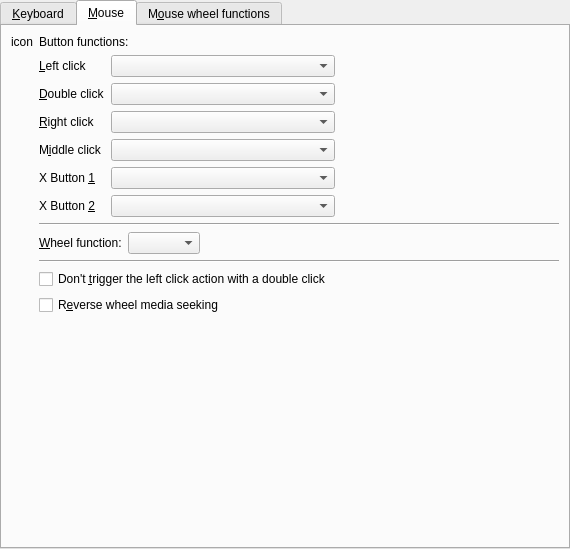
The window that src/prefinput.ui (smplayer-dev/smplayer) describes before a commit, drawn with Qt 5.
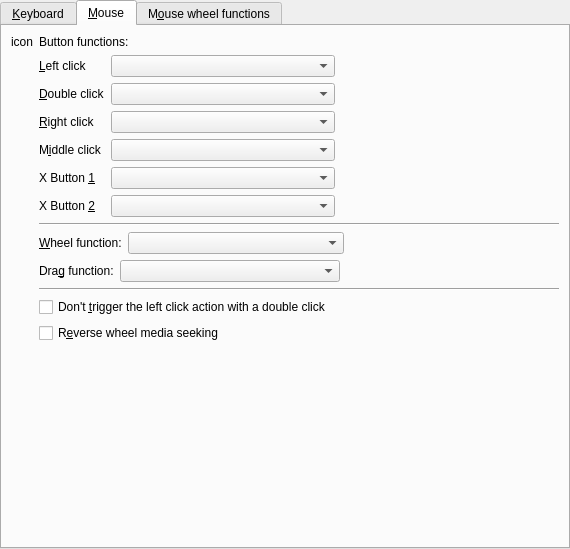
The same window after the commit. The open tabs and pages were chosen to show the change. Custom widgets are drawn as their Qt base class.

Commit message: * The option "Move the window when the video area is dragged" in   Preferences -> Interface has been removed. * New option in Preferences -> Keyboard and mouse to specify the   function to when the mouse is dragged.

The edit to the form file:
```diff
--- a/src/prefinput.ui
+++ b/src/prefinput.ui
@@ -85,8 +85,8 @@
       <attribute name="title">
        <string>&amp;Mouse</string>
       </attribute>
-      <layout class="QHBoxLayout">
-       <item>
+      <layout class="QGridLayout" name="gridLayout">
+       <item row="0" column="0" rowspan="8">
         <layout class="QVBoxLayout">
          <property name="spacing">
           <number>6</number>
@@ -128,9 +128,7 @@
          </item>
         </layout>
        </item>
-       <item>
-        <layout class="QVBoxLayout">
-         <item>
+       <item row="0" column="1">
           <layout class="QGridLayout">
            <item row="0" column="0" colspan="2">
             <widget class="QLabel" name="textLabel1_16">
@@ -265,7 +263,7 @@
            </item>
           </layout>
          </item>
-         <item>
+       <item row="1" column="1">
           <widget class="Line" name="line7">
            <property name="sizePolicy">
             <sizepolicy hsizetype="Expanding" vsizetype="Fixed">
@@ -284,7 +282,7 @@
            </property>
           </widget>
          </item>
-         <item>
+       <item row="2" column="1">
           <layout class="QHBoxLayout">
            <item>
             <widget class="QLabel" name="textLabel2_8">
@@ -302,7 +300,7 @@
            <item>
             <widget class="QComboBox" name="wheel_function_combo">
              <property name="sizePolicy">
-              <sizepolicy hsizetype="Preferred" vsizetype="Fixed">
+            <sizepolicy hsizetype="Expanding" vsizetype="Fixed">
                <horstretch>0</horstretch>
                <verstretch>0</verstretch>
               </sizepolicy>
@@ -327,28 +325,65 @@
            </item>
           </layout>
          </item>
+       <item row="3" column="1">
+        <layout class="QHBoxLayout" name="horizontalLayout">
          <item>
+          <widget class="QLabel" name="label_4">
+           <property name="text">
+            <string>Dra&amp;g function:</string>
+           </property>
+           <property name="buddy">
+            <cstring>drag_function_combo</cstring>
+           </property>
+          </widget>
+         </item>
+         <item>
+          <widget class="QComboBox" name="drag_function_combo">
+           <property name="sizePolicy">
+            <sizepolicy hsizetype="Expanding" vsizetype="Fixed">
+             <horstretch>0</horstretch>
+             <verstretch>0</verstretch>
+            </sizepolicy>
+           </property>
+          </widget>
+         </item>
+         <item>
+          <spacer name="horizontalSpacer">
+           <property name="orientation">
+            <enum>Qt::Horizontal</enum>
+           </property>
+           <property name="sizeHint" stdset="0">
+            <size>
+             <width>40</width>
+             <height>20</height>
+            </size>
+           </property>
+          </spacer>
+         </item>
+        </layout>
+       </item>
+       <item row="4" column="1">
           <widget class="Line" name="line">
            <property name="orientation">
             <enum>Qt::Horizontal</enum>
            </property>
           </widget>
          </item>
-         <item>
+       <item row="5" column="1">
           <widget class="QCheckBox" name="delay_left_check">
            <property name="text">
             <string>Don't &amp;trigger the left click action with a double click</string>
            </property>
           </widget>
          </item>
-         <item>
+       <item row="6" column="1">
           <widget class="QCheckBox" name="wheel_function_seeking_reverse_check">
            <property name="text">
             <string>R&amp;everse wheel media seeking</string>
            </property>
           </widget>
          </item>
-         <item>
+       <item row="7" column="1">
           <spacer>
            <property name="orientation">
             <enum>Qt::Vertical</enum>
@@ -359,12 +394,10 @@
            <property name="sizeHint" stdset="0">
             <size>
              <width>20</width>
-             <height>20</height>
+           <height>128</height>
             </size>
            </property>
           </spacer>
-         </item>
-        </layout>
        </item>
       </layout>
      </widget>
```
Left out of the diff: 1 changed line with no effect on the pictures. Lines whose indentation alone changed are shown as unchanged. The commit also changes 7 other files.
